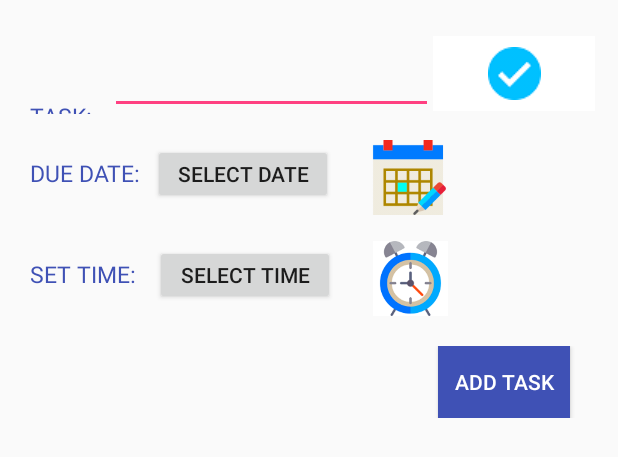
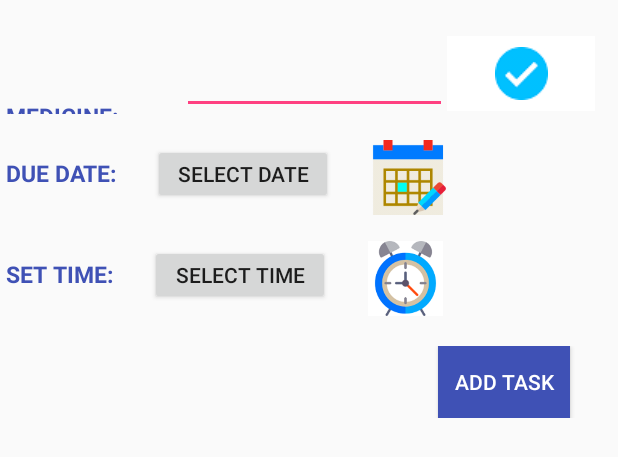
Before and after one commit to jiteshgoel/medical-reminder, an Android app: the layout dialog_layout.xml on its own in the app's theme, with its tools: preview values and no code run, on a phone screen of 412 x 824 dp. Shown: the top 457 px of the screen. Run offline under Robolectric (Android 15) with nearby library versions, the phone set to English and light mode, and no system bars.

Commit message:
Bugs fixed.

```diff
--- a/app/src/main/res/layout/dialog_layout.xml
+++ b/app/src/main/res/layout/dialog_layout.xml
@@ -8,23 +8,24 @@
         android:layout_width="match_parent"
         android:layout_height="wrap_content"
         android:orientation="horizontal"
-        android:layout_marginLeft="20dp"
+        android:layout_marginLeft="4dp"
         android:layout_marginRight="15dp"
         android:layout_marginTop="20dp">
 
         <TextView
             android:layout_width="0dp"
             android:layout_height="wrap_content"
-            android:layout_weight="1"
+            android:layout_weight="1.8"
             android:layout_marginTop="23dp"
-            android:text="TASK: "
+            android:textStyle="bold"
+            android:text="MEDICINE: "
             android:textSize="15sp"
             android:textColor="@color/oldPrimary"/>
 
         <android.support.design.widget.TextInputLayout
             android:layout_width="0dp"
             android:layout_height="wrap_content"
-            android:layout_weight="4"
+            android:layout_weight="2.7"
             android:id="@+id/details"
             android:textColorHint="@color/colorPrimary">
             <EditText
@@ -35,8 +36,7 @@
         <ImageButton
             android:layout_width="0dp"
             android:layout_height="50dp"
-            android:layout_weight="2"
-            android:layout_marginLeft="0dp"
+            android:layout_weight="1.5"
             android:id="@+id/btnSpeech"
             android:layout_marginTop="4dp"
             android:adjustViewBounds="true"
@@ -49,7 +49,7 @@
         android:layout_width="match_parent"
         android:layout_height="wrap_content"
         android:orientation="horizontal"
-        android:layout_marginLeft="20dp"
+        android:layout_marginLeft="4dp"
         android:layout_marginRight="20dp">
 
         <TextView
@@ -57,6 +57,7 @@
             android:layout_height="wrap_content"
             android:layout_marginTop="20dp"
             android:text="DUE DATE: "
+            android:textStyle="bold"
             android:textSize="15sp"
             android:textColor="@color/oldPrimary"/>
 
@@ -64,6 +65,7 @@
             android:layout_width="120dp"
             android:layout_height="40dp"
             android:id="@+id/selectDate"
+            android:layout_marginStart="20dp"
             android:layout_marginTop="20dp"
             android:layout_marginLeft="4dp"
             android:text="SELECT Date"
@@ -82,7 +84,7 @@
     <LinearLayout
         android:layout_width="match_parent"
         android:layout_height="wrap_content"
-        android:layout_marginLeft="20dp"
+        android:layout_marginLeft="4dp"
         android:layout_marginRight="20dp"
         android:orientation="horizontal">
 
@@ -92,12 +94,14 @@
             android:layout_marginTop="20dp"
             android:text="SET TIME: "
             android:textSize="15sp"
+            android:textStyle="bold"
             android:textColor="@color/oldPrimary"/>
 
         <Button
             android:id="@+id/selectTime"
             android:layout_width="120dp"
             android:layout_height="40dp"
+            android:layout_marginStart="20dp"
             android:layout_marginTop="20dp"
             android:text="SELECT TIME"
             android:layout_marginLeft="8dp"/>
```
Also changed, not shown: app/src/main/java/com/example/medicinereminder/medicinereminder/Adapters/TaskAdapter.java (+8 -0 lines), app/src/main/java/com/example/medicinereminder/medicinereminder/Utils/AlarmReceiver.java (+30 -5 lines).
